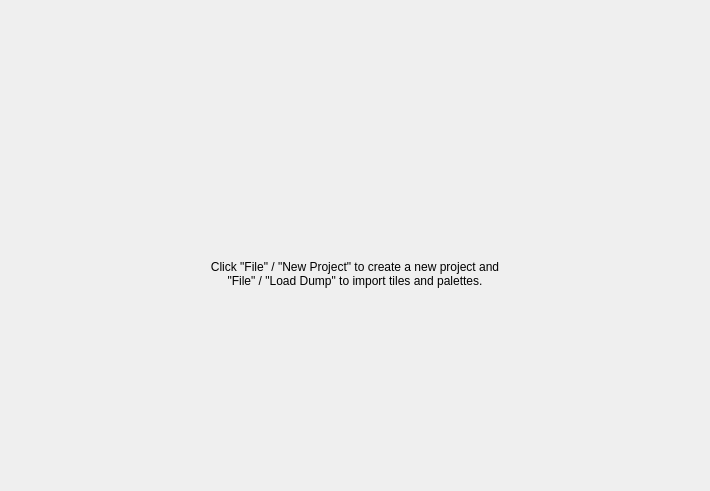
Above: TilesetEditor/fragmentcontextclosed.ui from diegofps/tileset_editor before the change. Below: the same form after it.
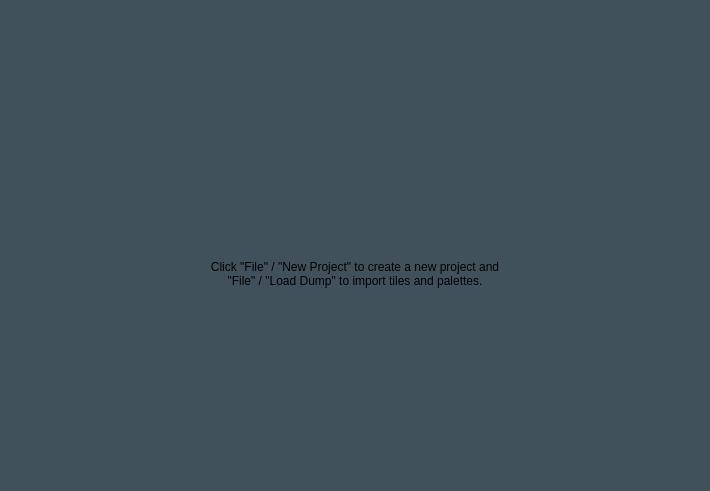
That is the form after the change. Icons and pictures are not drawn.

The edit to the form file:
```diff
--- a/TilesetEditor/fragmentcontextclosed.ui
+++ b/TilesetEditor/fragmentcontextclosed.ui
@@ -14,6 +14,36 @@
    <string>Form</string>
   </property>
   <layout class="QVBoxLayout" name="verticalLayout">
+   <property name="spacing">
+    <number>0</number>
+   </property>
+   <property name="leftMargin">
+    <number>0</number>
+   </property>
+   <property name="topMargin">
+    <number>0</number>
+   </property>
+   <property name="rightMargin">
+    <number>0</number>
+   </property>
+   <property name="bottomMargin">
+    <number>0</number>
+   </property>
+   <item>
+    <widget class="QFrame" name="frame">
+     <property name="styleSheet">
+      <string notr="true">background-color: rgb(65, 81, 92);</string>
+     </property>
+     <property name="frameShape">
+      <enum>QFrame::NoFrame</enum>
+     </property>
+     <property name="frameShadow">
+      <enum>QFrame::Plain</enum>
+     </property>
+     <property name="lineWidth">
+      <number>0</number>
+     </property>
+     <layout class="QVBoxLayout" name="verticalLayout_2">
    <item>
     <spacer name="verticalSpacer">
      <property name="orientation">
@@ -120,6 +150,9 @@
       </size>
      </property>
     </spacer>
+      </item>
+     </layout>
+    </widget>
    </item>
   </layout>
  </widget>
```
Lines whose indentation alone changed are shown as unchanged.
